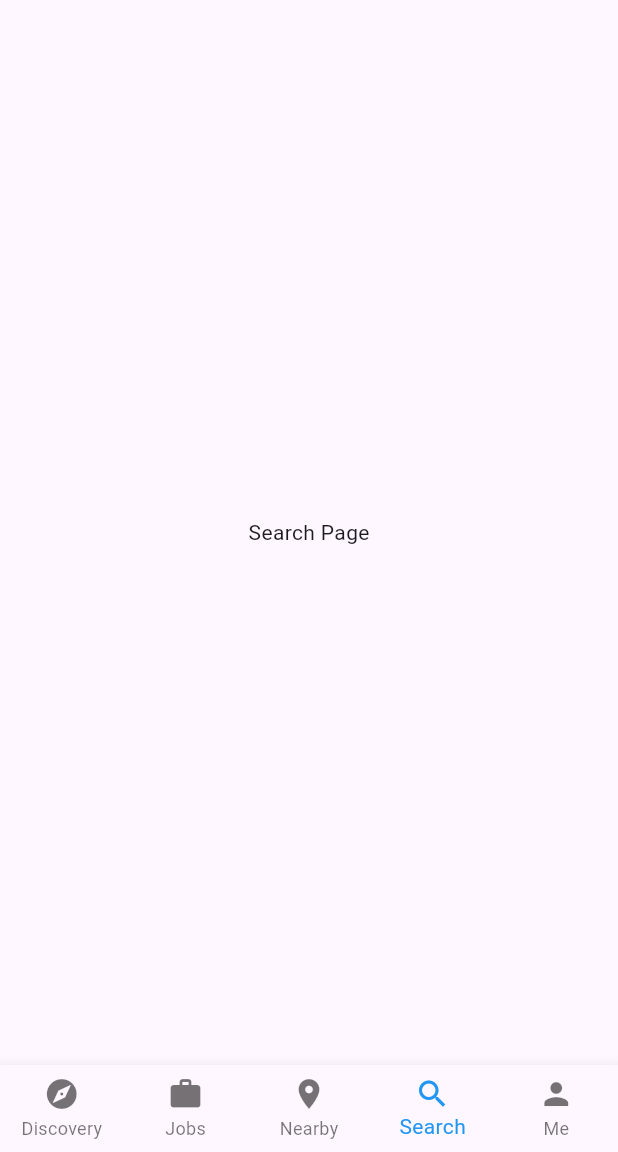
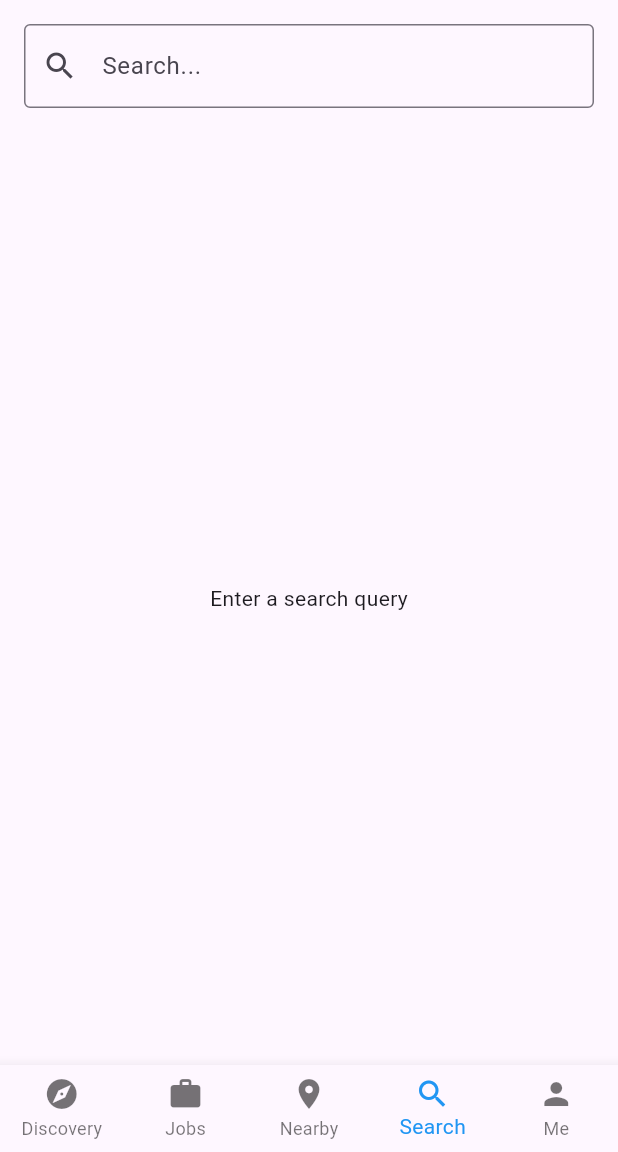
Before and after one commit to bananaNuggets75/freelancing-app-CPU, a Flutter app: the HomePage screen opened by its route, item 4 of the bottom bar chosen, on a phone screen of 412 x 824 dp, the part 84-1236 px from its top. Run offline on Flutter 3.47's test engine with Material 3 defaults, Android fonts, the phone set to English and light mode, and no system bars.

Commit message:
adjust searching in homepage

```diff
--- a/freelancing_app/lib/home_page.dart
+++ b/freelancing_app/lib/home_page.dart
@@ -10,12 +10,41 @@ class HomePage extends StatefulWidget {
 
 class _HomePageState extends State<HomePage> {
   int _selectedIndex = 0;
+  String searchQuery = '';
 
   void _onItemTapped(int index) {
     setState(() {
       _selectedIndex = index;
     });
     print("Selected Index: $index");
+  }
+
+  Widget _searchPage() {
+    return Column(
+      children: [
+        Padding(
+          padding: const EdgeInsets.all(16.0),
+          child: TextField(
+            decoration: InputDecoration(
+              labelText: 'Search...',
+              border: OutlineInputBorder(),
+              prefixIcon: Icon(Icons.search),
+            ),
+            onChanged: (query) {
+              setState(() {
+                searchQuery = query;
+              });
+              print("Searching for: $query");
+            },
+          ),
+        ),
+        Expanded(
+          child: searchQuery.isEmpty
+              ? Center(child: Text('Enter a search query'))
+              : Center(child: Text('Results for "$searchQuery"')), // Placeholder for search results
+        ),
+      ],
+    );
   }
 
   Widget _getSelectedPage() {
@@ -27,7 +56,7 @@ class _HomePageState extends State<HomePage> {
       case 2:
         return Center(child: Text('Nearby Page'));
       case 3:
-        return Center(child: Text('Search Page'));
+        return _searchPage(); // Display search functionality on Search Page
       case 4:
         return ProfilePage();
       default:
@@ -45,7 +74,7 @@ class _HomePageState extends State<HomePage> {
           IconButton(
             icon: const Icon(Icons.filter_alt),
             onPressed: () {
-              // filter (pass)
+              // Open filter dialog or navigate to filter options
             },
           ),
         ],
--- a/freelancing_app/lib/search/search_page.dart
+++ b/freelancing_app/lib/search/search_page.dart
@@ -37,7 +37,7 @@ class _SearchScreenState extends State<SearchScreen> {
           ),
           Expanded(
             child: Center(
-              child: Text("Results for: $searchText"), // Replace with actual results
+              child: Text("Results for: $searchText"),
             ),
           ),
         ],
```
Also changed, not shown: freelancing_app/lib/search/filters_widget.dart (+23 -2 lines).
